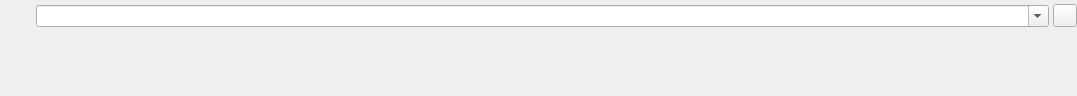
darrenedale/ReScribe, file src/ui/imagechooser.ui: the form before one commit.
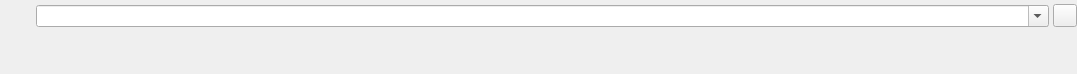
The form after the commit. Icons and pictures are not drawn.

The edit to the form file:
```diff
--- a/src/ui/imagechooser.ui
+++ b/src/ui/imagechooser.ui
@@ -7,7 +7,7 @@
     <x>0</x>
     <y>0</y>
     <width>1077</width>
-    <height>96</height>
+    <height>74</height>
    </rect>
   </property>
   <property name="windowTitle">
```
